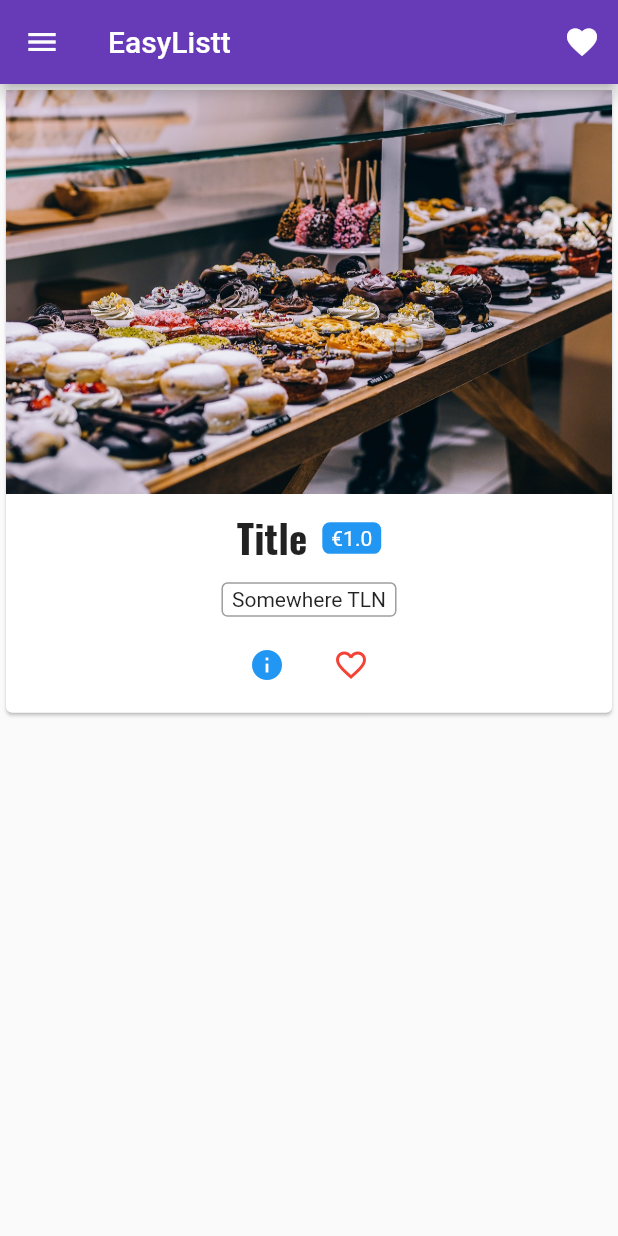
After one commit to erkihindo/first_flutter_app, a Flutter app: the screen it shows after launch, on a phone screen of 412 x 824 dp. The commit adds this screen. Run offline on Flutter 3.47's test engine with Material 2 defaults, Android fonts, the phone set to English and light mode, and no system bars.

Commit message:
Refactored into tinier methods

```diff
--- a/lib/pages/ProductsPage.dart
+++ b/lib/pages/ProductsPage.dart
@@ -1,6 +1,5 @@
 import 'package:first_flutter_app/domain/image.dart';
-import 'package:first_flutter_app/pages/ProductAdmin.dart';
-import 'package:first_flutter_app/productManager.dart';
+import 'package:first_flutter_app/widgets/products/products.dart';
 import 'package:flutter/material.dart';
 
 class ProductsPage extends StatelessWidget {
@@ -11,7 +10,21 @@ class ProductsPage extends StatelessWidget {
   @override
   Widget build(BuildContext context) {
     return Scaffold(
-        drawer: Drawer(
+        drawer: _buildDrawer(context),
+        appBar: AppBar(
+          title: Text('EasyListt'),
+          actions: <Widget>[
+            IconButton(
+              icon: Icon(Icons.favorite),
+              onPressed: () {},
+            )
+          ],
+        ),
+        body: Products(products));
+  }
+
+  Drawer _buildDrawer(BuildContext context) {
+    return Drawer(
         child: Column(
           children: <Widget>[
             AppBar(
@@ -27,16 +40,6 @@ class ProductsPage extends StatelessWidget {
             )
           ],
         ),
-        ),
-        appBar: AppBar(
-          title: Text('EasyListt'),
-          actions: <Widget>[
-            IconButton(
-              icon: Icon(Icons.favorite),
-              onPressed: () {},
-            )
-          ],
-        ),
-        body: ProductManager(products));
+      );
   }
 }
--- /dev/null
+++ b/lib/widgets/products/addressTag.dart
@@ -0,0 +1,20 @@
+import 'package:flutter/material.dart';
+
+
+class AddressTag extends StatelessWidget {
+  final String address;
+
+  const AddressTag({this.address});
+
+  @override
+  Widget build(BuildContext context) {
+    return Container(
+      child: Text(this.address),
+      padding: EdgeInsets.symmetric(horizontal: 6.0, vertical: 2.5),
+      decoration: BoxDecoration(
+          border: Border.all(color: Colors.grey, width: 1.0),
+          borderRadius: BorderRadius.circular(4.0)),
+    );
+  }
+
+}
--- /dev/null
+++ b/lib/widgets/products/price_tag.dart
@@ -0,0 +1,23 @@
+import 'package:flutter/material.dart';
+
+
+class PriceTag extends StatelessWidget {
+  final String price;
+
+  const PriceTag({this.price});
+
+  @override
+  Widget build(BuildContext context) {
+    return Container(
+        padding: EdgeInsets.symmetric(
+            horizontal: 6.0, vertical: 2.5),
+        decoration: BoxDecoration(
+            color: Theme.of(context).accentColor,
+            borderRadius: BorderRadius.circular(5.0)),
+        child: Text(
+          '€${price}',
+          style: TextStyle(color: Colors.white),
+        ));
+  }
+
+}
--- /dev/null
+++ b/lib/widgets/products/product_card.dart
@@ -0,0 +1,61 @@
+import 'package:first_flutter_app/domain/image.dart';
+import 'package:first_flutter_app/widgets/products/addressTag.dart';
+import 'package:first_flutter_app/widgets/ui_elements/TitleDefault.dart';
+import 'package:flutter/material.dart';
+import 'package:first_flutter_app/pages/productDetails.dart';
+import './price_tag.dart';
+
+class ProductCard extends StatelessWidget {
+ final CustomImage product;
+
+  const ProductCard({this.product});
+
+  @override
+  Widget build(BuildContext context) {
+    return Card(
+      child: Column(
+        children: <Widget>[
+          Image.asset('assets/food.jpg'),
+          Padding(
+              padding: EdgeInsets.all(10.0),
+              child: Row(
+                  mainAxisAlignment: MainAxisAlignment.center,
+                  children: <Widget>[
+                    TitleDefault(title: product.title,),
+                    SizedBox(
+                      width: 10.0,
+                    ),
+                    PriceTag(price: product.price.toString(),)
+                  ])),
+          AddressTag(address: "Somewhere TLN",),
+          ButtonBar(
+            alignment: MainAxisAlignment.center,
+            children: <Widget>[
+              IconButton(
+                icon: Icon(Icons.info),
+                color: Theme.of(context).accentColor,
+                onPressed: () => Navigator.push<bool>(
+                    context,
+                    MaterialPageRoute(
+                        builder: (context) =>
+                            ProductDetails(product)))
+                    .then((bool value) {}),
+              ),
+              IconButton(
+                icon: Icon(Icons.favorite_border),
+                color: Colors.red,
+                onPressed: () => Navigator.push<bool>(
+                    context,
+                    MaterialPageRoute(
+                        builder: (context) =>
+                            ProductDetails(product)))
+                    .then((bool value) {}),
+              )
+            ],
+          )
+        ],
+      ),
+    );
+  }
+
+}
--- /dev/null
+++ b/lib/widgets/products/products.dart
@@ -0,0 +1,21 @@
+import 'package:first_flutter_app/domain/image.dart';
+import 'package:first_flutter_app/widgets/products/product_card.dart';
+import 'package:flutter/material.dart';
+
+class Products extends StatelessWidget {
+  final List<CustomImage> _products;
+
+  Products(this._products);
+  @override
+  Widget build(BuildContext context) {
+    Widget body = Center(child: Text("No products yet"));
+
+    if (_products.isNotEmpty) {
+      body = ListView.builder(
+        itemBuilder: (context, index) => ProductCard(product: _products[index],),
+        itemCount: _products.length,
+      );
+    }
+    return body;
+  }
+}
--- /dev/null
+++ b/lib/widgets/ui_elements/TitleDefault.dart
@@ -0,0 +1,20 @@
+import 'package:flutter/material.dart';
+
+
+class TitleDefault extends StatelessWidget {
+  final String title;
+
+  const TitleDefault({Key key, this.title}) : super(key: key);
+
+  @override
+  Widget build(BuildContext context) {
+    return Text(
+      title,
+      style: TextStyle(
+          fontSize: 26,
+          fontWeight: FontWeight.bold,
+          fontFamily: 'Oswald'),
+    );
+  }
+
+}
```
Also changed, not shown: lib/pages/ProductAdmin.dart (+21 -17 lines), lib/pages/ProductCreate.dart (+13 -14 lines), lib/pages/auth.dart (+53 -38 lines), lib/pages/productDetails.dart (+4 -16 lines), lib/productManager.dart (deleted, +0 -20 lines), lib/products.dart (deleted, +0 -92 lines). Lines whose indentation alone changed are shown as unchanged.
